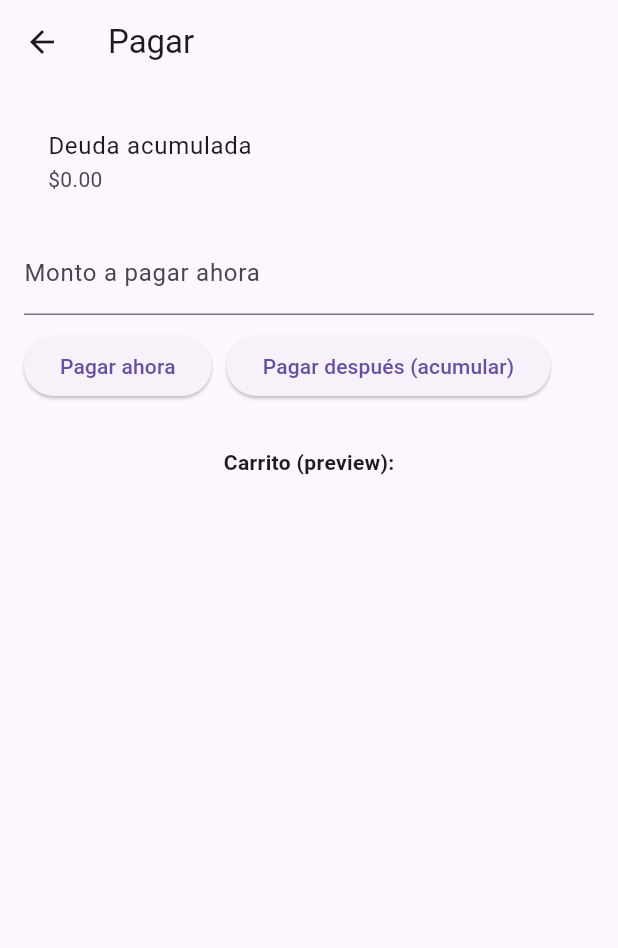
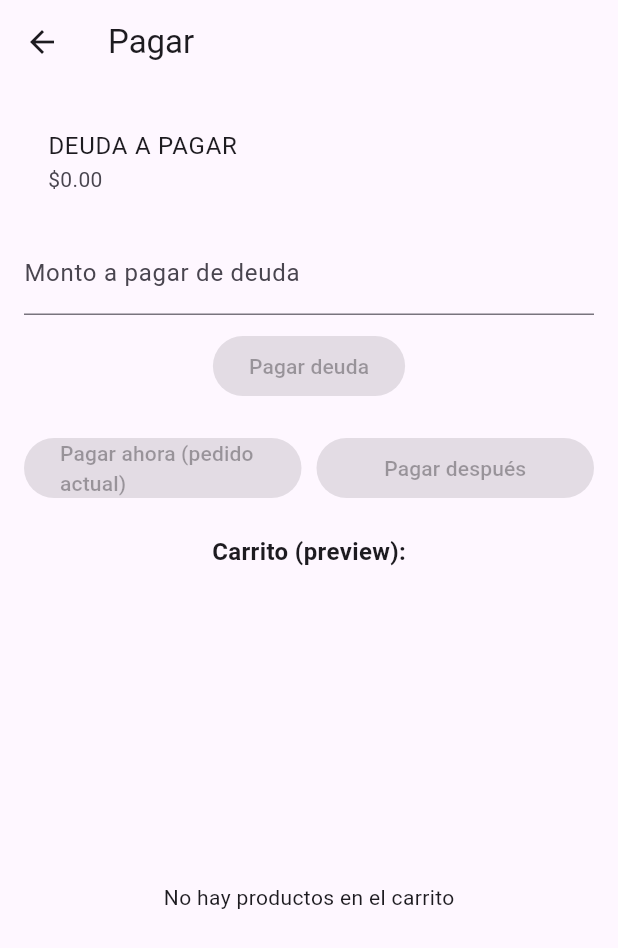
Before and after one commit to FelipeLemir04/taberna_moe, a Flutter app: the PagarScreen screen opened directly, on a phone screen of 412 x 824 dp. Shown: the top 948 px of the screen. Run offline on Flutter 3.47's test engine with Material 3 defaults, Android fonts, the light colour scheme and no system bars; our stand-ins replace google_maps_flutter, shared_preferences; accounts and stored records are empty.

Commit message:
Pagar mejorado

```diff
--- a/lib/screens/pagar_screen.dart
+++ b/lib/screens/pagar_screen.dart
@@ -3,75 +3,142 @@
 import '../providers/cart_provider.dart';
 
 class PagarScreen extends StatefulWidget {
-  PagarScreen({Key? key}) : super(key: key);
+  const PagarScreen({Key? key}) : super(key: key);
 
   @override
   State<PagarScreen> createState() => _PagarScreenState();
 }
 
 class _PagarScreenState extends State<PagarScreen> {
-  final TextEditingController _amountController = TextEditingController();
+  final TextEditingController _debtAmountController = TextEditingController();
 
   @override
   Widget build(BuildContext context) {
     final cart = Provider.of<CartProvider>(context);
+
     return Scaffold(
       appBar: AppBar(title: const Text('Pagar')),
       body: Padding(
         padding: const EdgeInsets.all(16.0),
         child: Column(
           children: [
+            // DEUDA ACUMULADA
             ListTile(
-              title: const Text('Deuda acumulada'),
+              title: const Text('DEUDA A PAGAR'),
               subtitle: Text('\$${cart.debt.toStringAsFixed(2)}'),
             ),
             const SizedBox(height: 10),
             TextField(
-              controller: _amountController,
+              controller: _debtAmountController,
               keyboardType: TextInputType.number,
-              decoration: const InputDecoration(labelText: 'Monto a pagar ahora', prefixText: '\$'),
+              decoration: const InputDecoration(
+                labelText: 'Monto a pagar de deuda',
+                prefixText: '\$',
+                hintText: 'Deja vacío para pagar toda la deuda',
+              ),
             ),
             const SizedBox(height: 10),
+            ElevatedButton(
+              onPressed: cart.debt <= 0
+                  ? null
+                  : () {
+                final amt =
+                    double.tryParse(_debtAmountController.text) ??
+                        cart.debt;
+                if (amt <= 0) return;
+                cart.payDebt(amt);
+                ScaffoldMessenger.of(context).showSnackBar(
+                  SnackBar(
+                    content: Text(
+                        'Has pagado \$${amt.toStringAsFixed(2)} de tu deuda'),
+                  ),
+                );
+                _debtAmountController.clear();
+              },
+              child: const Text('Pagar deuda'),
+            ),
+            const SizedBox(height: 20),
+
+            // BOTONES PARA EL PEDIDO ACTUAL
             Row(
               children: [
-                ElevatedButton(
-                    onPressed: () {
-                      final amt = double.tryParse(_amountController.text) ?? 0.0;
-                      if (amt <= 0) return;
-                      cart.payDebt(amt);
-                      ScaffoldMessenger.of(context).showSnackBar(const SnackBar(content: Text('Pago realizado')));
-                      _amountController.clear();
+                Expanded(
+                  child: ElevatedButton(
+                    onPressed: cart.total <= 0
+                        ? null
+                        : () {
+                      final totalCart = cart.total;
+                      cart.clearCart(); // solo limpia el carrito
+                      ScaffoldMessenger.of(context).showSnackBar(
+                        SnackBar(
+                          content: Text(
+                              '¡Tu pedido de \$${totalCart.toStringAsFixed(2)} se está preparando! 🍺🍔'),
+                        ),
+                      );
                     },
-                    child: const Text('Pagar ahora')),
+                    child: const Text('Pagar ahora (pedido actual)'),
+                  ),
+                ),
                 const SizedBox(width: 10),
-                ElevatedButton(
-                    onPressed: () {
-                      // Pagar después: añade total del carrito a deuda
+                Expanded(
+                  child: ElevatedButton(
+                    onPressed: cart.total <= 0
+                        ? null
+                        : () {
                       final totalCart = cart.total;
-                      if (totalCart <= 0) {
-                        ScaffoldMessenger.of(context).showSnackBar(const SnackBar(content: Text('Carrito vacío')));
-                        return;
-                      }
-                      cart.addToDebt(totalCart);
+                      cart.addToDebt(totalCart); // acumula en deuda
                       cart.clearCart();
-                      ScaffoldMessenger.of(context).showSnackBar(const SnackBar(content: Text('Pedido agregado a deuda')));
+                      ScaffoldMessenger.of(context).showSnackBar(
+                        SnackBar(
+                          content: Text(
+                              '¡Tu pedido se ha agregado a la deuda! \$${totalCart.toStringAsFixed(2)}'),
+                        ),
+                      );
                     },
-                    child: const Text('Pagar después (acumular)')),
+                    child: const Text('Pagar después'),
+                  ),
+                ),
               ],
             ),
-            const SizedBox(height: 30),
-            const Text('Carrito (preview):', style: TextStyle(fontWeight: FontWeight.bold)),
+            const SizedBox(height: 20),
+
+            // VISTA PREVIA DEL CARRITO CON BOTONES PARA QUITAR PRODUCTOS
+            const Text(
+              'Carrito (preview):',
+              style: TextStyle(fontWeight: FontWeight.bold, fontSize: 16),
+            ),
+            const SizedBox(height: 10),
             Expanded(
-              child: ListView(
+              child: cart.items.isEmpty
+                  ? const Center(child: Text('No hay productos en el carrito'))
+                  : ListView(
                 children: cart.items.values.map((i) {
                   return ListTile(
-                    leading: Image.asset(i.image, width: 50, height: 50, fit: BoxFit.cover),
+                    leading: Image.asset(
+                      i.image,
+                      width: 50,
+                      height: 50,
+                      fit: BoxFit.cover,
+                    ),
                     title: Text('${i.name} x${i.quantity}'),
-                    trailing: Text('\$${(i.price * i.quantity).toStringAsFixed(0)}'),
+                    trailing: Row(
+                      mainAxisSize: MainAxisSize.min,
+                      children: [
+                        Text(
+                            '\$${(i.price * i.quantity).toStringAsFixed(2)}'),
+                        const SizedBox(width: 10),
+                        IconButton(
+                          icon: const Icon(Icons.remove_circle_outline),
+                          onPressed: () {
+                            cart.removeItem(i.id);
+                          },
+                        ),
+                      ],
+                    ),
                   );
                 }).toList(),
               ),
-            )
+            ),
           ],
         ),
       ),
```
